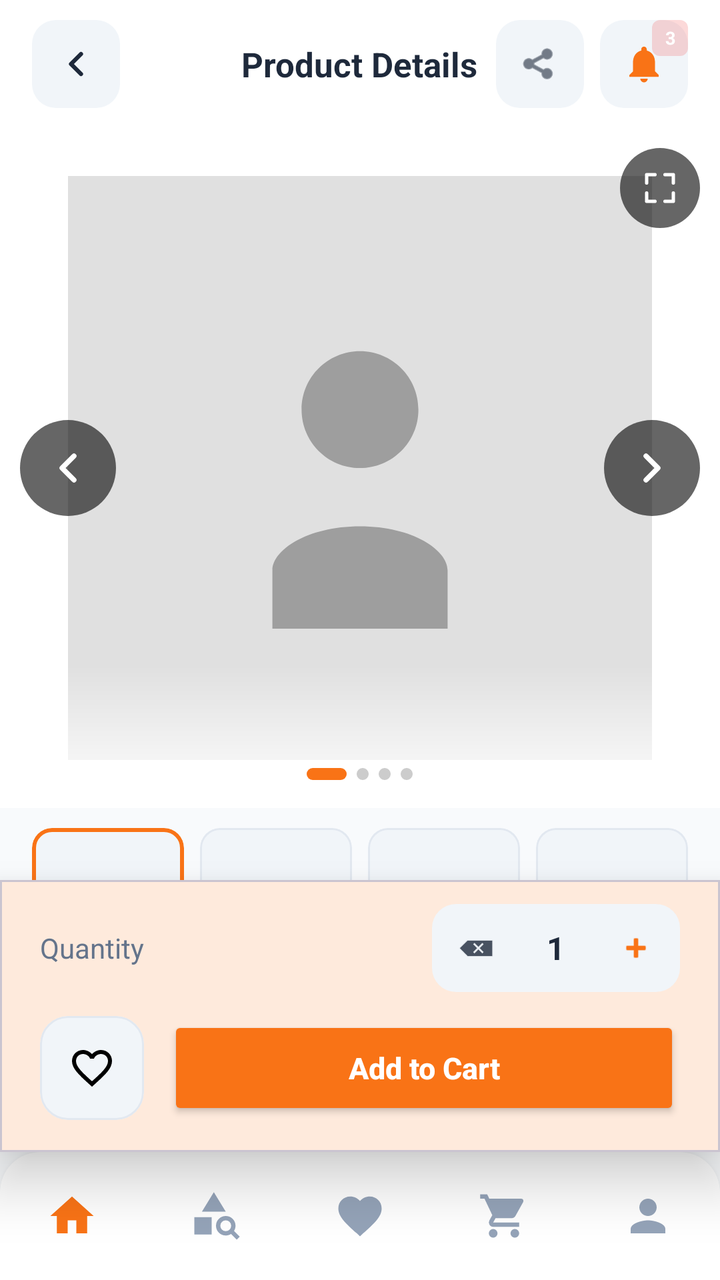
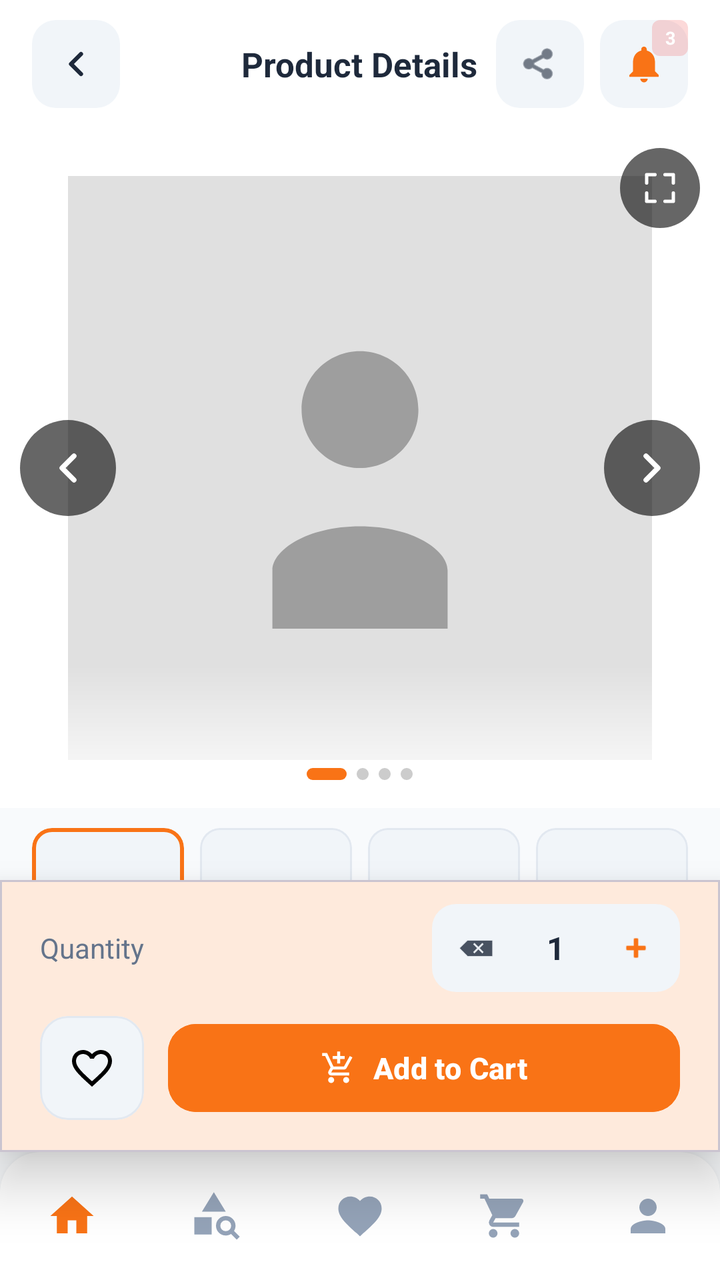

Screens rendered from an Android XML layout before and after an edit, with the pre-edit source and the edit as a unified diff.
<!-- AndroidManifest.xml: application theme Theme.BeckieDealApp -->
<!-- res/layout/activity_product_detail.xml -->
<?xml version="1.0" encoding="utf-8"?>
<androidx.constraintlayout.widget.ConstraintLayout xmlns:android="http://schemas.android.com/apk/res/android"
    xmlns:app="http://schemas.android.com/apk/res-auto"
    xmlns:tools="http://schemas.android.com/tools"
    android:layout_width="match_parent"
    android:layout_height="match_parent"
    android:background="@color/background"
    android:fitsSystemWindows="true"
    tools:context=".ProductDetailActivity">

    
    <com.google.android.material.appbar.MaterialToolbar
        android:id="@+id/topAppBar"
        android:layout_width="match_parent"
        android:layout_height="64dp"
        android:background="@color/surface"
        app:contentInsetStart="0dp"
        app:elevation="0dp"
        app:layout_constraintTop_toTopOf="parent">

        <RelativeLayout
            android:layout_width="match_parent"
            android:layout_height="match_parent"
            android:paddingHorizontal="16dp">

            <ImageView
                android:id="@+id/backButton"
                android:layout_width="44dp"
                android:layout_height="44dp"
                android:layout_alignParentStart="true"
                android:layout_centerVertical="true"
                android:background="@drawable/form_field_background"
                android:padding="12dp"
                android:src="@drawable/ic_arrow_left"
                android:contentDescription="Back"
                app:tint="@color/text_primary" />

            <TextView
                android:layout_width="wrap_content"
                android:layout_height="wrap_content"
                android:layout_centerInParent="true"
                android:text="Product Details"
                android:textColor="@color/text_primary"
                android:textSize="17sp"
                android:textStyle="bold" />

            <LinearLayout
                android:layout_width="wrap_content"
                android:layout_height="wrap_content"
                android:layout_alignParentEnd="true"
                android:layout_centerVertical="true"
                android:gravity="center_vertical"
                android:orientation="horizontal">

                <ImageView
                    android:id="@+id/shareIcon"
                    android:layout_width="44dp"
                    android:layout_height="44dp"
                    android:layout_marginEnd="8dp"
                    android:background="@drawable/form_field_background"
                    android:padding="12dp"
                    android:src="@android:drawable/ic_menu_share"
                    app:tint="@color/text_primary" />

                <RelativeLayout
                    android:id="@+id/notificationContainer"
                    android:layout_width="44dp"
                    android:layout_height="44dp"
                    android:background="@drawable/form_field_background">
                    <ImageView
                        android:id="@+id/notificationIcon"
                        android:layout_width="22dp"
                        android:layout_height="22dp"
                        android:layout_centerInParent="true"
                        android:src="@drawable/ic_notifications"
                        app:tint="@color/primary" />
                    <TextView
                        android:id="@+id/notificationBadge"
                        android:layout_width="18dp"
                        android:layout_height="18dp"
                        android:layout_alignParentEnd="true"
                        android:layout_alignParentTop="true"
                        android:background="@drawable/badge_pill"
                        android:backgroundTint="@color/red_error"
                        android:gravity="center"
                        android:text="3"
                        android:textColor="@color/white_fixed"
                        android:textSize="9sp"
                        android:textStyle="bold"
                        android:visibility="visible" />
                </RelativeLayout>
            </LinearLayout>
        </RelativeLayout>
    </com.google.android.material.appbar.MaterialToolbar>

    
    <androidx.core.widget.NestedScrollView
        android:layout_width="match_parent"
        android:layout_height="0dp"
        android:fillViewport="true"
        app:layout_constraintTop_toBottomOf="@id/topAppBar"
        app:layout_constraintBottom_toTopOf="@id/bottomActionLayout">

        <LinearLayout
            android:layout_width="match_parent"
            android:layout_height="wrap_content"
            android:orientation="vertical"
            android:paddingBottom="24dp">

            
            <FrameLayout
                android:layout_width="match_parent"
                android:layout_height="@dimen/hero_banner_height_product"
                android:background="@color/surface">

                
                <ImageView
                    android:id="@+id/detailProductImage"
                    android:layout_width="match_parent"
                    android:layout_height="match_parent"
                    android:padding="24dp"
                    android:scaleType="fitCenter"
                    android:src="@drawable/placeholder_image" />

                
                <View
                    android:layout_width="match_parent"
                    android:layout_height="72dp"
                    android:layout_gravity="bottom"
                    android:background="@drawable/hero_bottom_fade" />

                
                <ImageView
                    android:id="@+id/galleryPrev"
                    android:layout_width="48dp"
                    android:layout_height="48dp"
                    android:layout_gravity="center_vertical|start"
                    android:layout_marginStart="10dp"
                    android:background="@drawable/nav_arrow_bg"
                    android:padding="12dp"
                    android:src="@drawable/ic_arrow_left"
                    android:contentDescription="Previous image" />

                
                <ImageView
                    android:id="@+id/galleryNext"
                    android:layout_width="48dp"
                    android:layout_height="48dp"
                    android:layout_gravity="center_vertical|end"
                    android:layout_marginEnd="10dp"
                    android:background="@drawable/nav_arrow_bg"
                    android:padding="12dp"
                    android:src="@drawable/ic_arrow_right"
                    android:contentDescription="Next image" />

                
                <ImageView
                    android:id="@+id/galleryFullscreen"
                    android:layout_width="40dp"
                    android:layout_height="40dp"
                    android:layout_gravity="top|end"
                    android:layout_margin="10dp"
                    android:background="@drawable/nav_arrow_bg"
                    android:padding="10dp"
                    android:src="@drawable/ic_fullscreen"
                    android:contentDescription="View fullscreen" />

                
                <LinearLayout
                    android:id="@+id/dotIndicator"
                    android:layout_width="wrap_content"
                    android:layout_height="wrap_content"
                    android:layout_gravity="bottom|center_horizontal"
                    android:layout_marginBottom="14dp"
                    android:gravity="center_vertical"
                    android:orientation="horizontal">

                    <View android:id="@+id/dot1"
                        android:layout_width="20dp" android:layout_height="6dp"
                        android:layout_marginEnd="5dp"
                        android:background="@drawable/dot_active" />
                    <View android:id="@+id/dot2"
                        android:layout_width="6dp" android:layout_height="6dp"
                        android:layout_marginEnd="5dp"
                        android:background="@drawable/dot_inactive" />
                    <View android:id="@+id/dot3"
                        android:layout_width="6dp" android:layout_height="6dp"
                        android:layout_marginEnd="5dp"
                        android:background="@drawable/dot_inactive" />
                    <View android:id="@+id/dot4"
                        android:layout_width="6dp" android:layout_height="6dp"
                        android:background="@drawable/dot_inactive" />
                </LinearLayout>
            </FrameLayout>

            
            <LinearLayout
                android:id="@+id/thumbnailRow"
                android:layout_width="match_parent"
                android:layout_height="80dp"
                android:orientation="horizontal"
                android:paddingHorizontal="16dp"
                android:paddingTop="10dp"
                android:paddingBottom="6dp">

                <com.google.android.material.card.MaterialCardView
                    android:id="@+id/thumb1"
                    android:layout_width="0dp"
                    android:layout_height="match_parent"
                    android:layout_weight="1"
                    android:layout_marginEnd="8dp"
                    app:cardCornerRadius="10dp"
                    app:cardElevation="0dp"
                    app:strokeWidth="2dp"
                    app:strokeColor="@color/primary"
                    app:cardBackgroundColor="@color/card_bg_secondary">
                    <ImageView android:id="@+id/thumbImg1"
                        android:layout_width="match_parent" android:layout_height="match_parent"
                        android:scaleType="centerCrop" android:padding="6dp" />
                </com.google.android.material.card.MaterialCardView>

                <com.google.android.material.card.MaterialCardView
                    android:id="@+id/thumb2"
                    android:layout_width="0dp"
                    android:layout_height="match_parent"
                    android:layout_weight="1"
                    android:layout_marginEnd="8dp"
                    app:cardCornerRadius="10dp"
                    app:cardElevation="0dp"
                    app:strokeWidth="1dp"
                    app:strokeColor="@color/border_color"
                    app:cardBackgroundColor="@color/card_bg_secondary">
                    <ImageView android:id="@+id/thumbImg2"
                        android:layout_width="match_parent" android:layout_height="match_parent"
                        android:scaleType="centerCrop" android:padding="6dp" />
                </com.google.android.material.card.MaterialCardView>

                <com.google.android.material.card.MaterialCardView
                    android:id="@+id/thumb3"
                    android:layout_width="0dp"
                    android:layout_height="match_parent"
                    android:layout_weight="1"
                    android:layout_marginEnd="8dp"
                    app:cardCornerRadius="10dp"
                    app:cardElevation="0dp"
                    app:strokeWidth="1dp"
                    app:strokeColor="@color/border_color"
                    app:cardBackgroundColor="@color/card_bg_secondary">
                    <ImageView android:id="@+id/thumbImg3"
                        android:layout_width="match_parent" android:layout_height="match_parent"
                        android:scaleType="centerCrop" android:padding="6dp" />
                </com.google.android.material.card.MaterialCardView>

                <com.google.android.material.card.MaterialCardView
                    android:id="@+id/thumb4"
                    android:layout_width="0dp"
                    android:layout_height="match_parent"
                    android:layout_weight="1"
                    app:cardCornerRadius="10dp"
                    app:cardElevation="0dp"
                    app:strokeWidth="1dp"
                    app:strokeColor="@color/border_color"
                    app:cardBackgroundColor="@color/card_bg_secondary">
                    <ImageView android:id="@+id/thumbImg4"
                        android:layout_width="match_parent" android:layout_height="match_parent"
                        android:scaleType="centerCrop" android:padding="6dp" />
                </com.google.android.material.card.MaterialCardView>

            </LinearLayout>

            
            <LinearLayout
                android:layout_width="match_parent"
                android:layout_height="wrap_content"
                android:orientation="vertical"
                android:paddingHorizontal="20dp"
                android:paddingTop="16dp">

                
                <LinearLayout
                    android:layout_width="match_parent"
                    android:layout_height="wrap_content"
                    android:orientation="horizontal"
                    android:gravity="center_vertical">

                    <TextView
                        android:id="@+id/detailProductName"
                        android:layout_width="0dp"
                        android:layout_height="wrap_content"
                        android:layout_weight="1"
                        android:text="Product Name"
                        android:textColor="@color/text_primary"
                        android:textSize="22sp"
                        android:textStyle="bold" />

                    <LinearLayout
                        android:layout_width="wrap_content"
                        android:layout_height="wrap_content"
                        android:orientation="vertical"
                        android:gravity="end">

                        <TextView
                            android:id="@+id/detailProductPrice"
                            android:layout_width="wrap_content"
                            android:layout_height="wrap_content"
                            android:text="$0.00"
                            android:textColor="@color/primary"
                            android:textSize="20sp"
                            android:textStyle="bold" />

                        <TextView
                            android:id="@+id/stockLabel"
                            android:layout_width="wrap_content"
                            android:layout_height="wrap_content"
                            android:text="In Stock"
                            android:textColor="#22C55E"
                            android:textSize="11sp" />
                    </LinearLayout>
                </LinearLayout>

                
                <LinearLayout
                    android:layout_width="wrap_content"
                    android:layout_height="wrap_content"
                    android:orientation="horizontal"
                    android:gravity="center_vertical"
                    android:layout_marginTop="6dp">

                    <ImageView
                        android:layout_width="14dp"
                        android:layout_height="14dp"
                        android:src="@android:drawable/btn_star_big_on"
                        app:tint="@color/yellow_star" />

                    <TextView
                        android:id="@+id/detailProductRating"
                        android:layout_width="wrap_content"
                        android:layout_height="wrap_content"
                        android:layout_marginStart="4dp"
                        android:text="4.9"
                        android:textColor="@color/text_primary"
                        android:textSize="13sp"
                        android:textStyle="bold" />

                    <TextView
                        android:id="@+id/reviewCount"
                        android:layout_width="wrap_content"
                        android:layout_height="wrap_content"
                        android:layout_marginStart="4dp"
                        android:text="(120 reviews)"
                        android:textColor="@color/text_secondary"
                        android:textSize="12sp" />
                </LinearLayout>

                
                <TextView
                    android:id="@+id/detailProductDescription"
                    android:layout_width="match_parent"
                    android:layout_height="wrap_content"
                    android:layout_marginTop="14dp"
                    android:text=""
                    android:textColor="@color/text_secondary"
                    android:textSize="14sp"
                    android:lineSpacingExtra="4dp" />

                
                <LinearLayout
                    android:id="@+id/specTagsRow"
                    android:layout_width="match_parent"
                    android:layout_height="wrap_content"
                    android:layout_marginTop="12dp"
                    android:orientation="vertical">
                    
                </LinearLayout>

                
                <TextView
                    android:layout_width="wrap_content"
                    android:layout_height="wrap_content"
                    android:layout_marginTop="24dp"
                    android:text="Technical Specifications"
                    android:textColor="@color/text_primary"
                    android:textSize="17sp"
                    android:textStyle="bold" />

                
                <GridLayout
                    android:id="@+id/specCardsGrid"
                    android:layout_width="match_parent"
                    android:layout_height="wrap_content"
                    android:layout_marginTop="12dp"
                    android:columnCount="2"
                    android:useDefaultMargins="false" />

                
                <com.google.android.material.card.MaterialCardView
                    android:layout_width="match_parent"
                    android:layout_height="wrap_content"
                    android:layout_marginTop="16dp"
                    app:cardCornerRadius="16dp"
                    app:cardElevation="0dp"
                    app:strokeWidth="1dp"
                    app:strokeColor="@color/border_color"
                    app:cardBackgroundColor="@color/surface">

                    <LinearLayout
                        android:id="@+id/specRowsContainer"
                        android:layout_width="match_parent"
                        android:layout_height="wrap_content"
                        android:orientation="vertical"
                        android:paddingVertical="4dp" />

                </com.google.android.material.card.MaterialCardView>

            </LinearLayout>
        </LinearLayout>
    </androidx.core.widget.NestedScrollView>

    
    <com.google.android.material.card.MaterialCardView
        android:id="@+id/bottomActionLayout"
        android:layout_width="match_parent"
        android:layout_height="wrap_content"
        app:cardElevation="16dp"
        app:cardCornerRadius="0dp"
        app:cardBackgroundColor="@color/surface"
        app:layout_constraintBottom_toTopOf="@id/bottomNavGlassHost">

        <LinearLayout
            android:layout_width="match_parent"
            android:layout_height="wrap_content"
            android:orientation="vertical"
            android:paddingHorizontal="20dp"
            android:paddingTop="12dp"
            android:paddingBottom="16dp">

            
            <LinearLayout
                android:layout_width="match_parent"
                android:layout_height="wrap_content"
                android:orientation="horizontal"
                android:gravity="center_vertical"
                android:layout_marginBottom="12dp">

                <TextView
                    android:layout_width="0dp"
                    android:layout_height="wrap_content"
                    android:layout_weight="1"
                    android:text="Quantity"
                    android:textColor="@color/text_secondary"
                    android:textSize="14sp" />

                
                <LinearLayout
                    android:layout_width="wrap_content"
                    android:layout_height="44dp"
                    android:orientation="horizontal"
                    android:gravity="center_vertical"
                    android:background="@drawable/form_field_background"
                    android:paddingHorizontal="4dp">

                    <ImageView
                        android:id="@+id/quantityDecrement"
                        android:layout_width="36dp"
                        android:layout_height="36dp"
                        android:padding="9dp"
                        android:src="@android:drawable/ic_input_delete"
                        app:tint="@color/text_primary"
                        android:background="?attr/selectableItemBackgroundBorderless"
                        android:contentDescription="Decrease quantity" />

                    <TextView
                        android:id="@+id/quantityValue"
                        android:layout_width="44dp"
                        android:layout_height="wrap_content"
                        android:gravity="center"
                        android:text="1"
                        android:textColor="@color/text_primary"
                        android:textSize="16sp"
                        android:textStyle="bold" />

                    <ImageView
                        android:id="@+id/quantityIncrement"
                        android:layout_width="36dp"
                        android:layout_height="36dp"
                        android:padding="9dp"
                        android:src="@android:drawable/ic_input_add"
                        app:tint="@color/primary"
                        android:background="?attr/selectableItemBackgroundBorderless"
                        android:contentDescription="Increase quantity" />

                </LinearLayout>

            </LinearLayout>

            
            <LinearLayout
                android:layout_width="match_parent"
                android:layout_height="wrap_content"
                android:orientation="horizontal"
                android:gravity="center_vertical">

                <com.google.android.material.card.MaterialCardView
                    android:id="@+id/favoriteButton"
                    android:layout_width="52dp"
                    android:layout_height="52dp"
                    app:cardCornerRadius="14dp"
                    app:cardElevation="0dp"
                    app:cardBackgroundColor="@color/card_bg_secondary"
                    app:strokeWidth="1dp"
                    app:strokeColor="@color/border_color">
                    <ImageView
                        android:id="@+id/detailFavoriteIcon"
                        android:layout_width="24dp"
                        android:layout_height="24dp"
                        android:layout_gravity="center"
                        android:src="@drawable/ic_favorite_border" />
                </com.google.android.material.card.MaterialCardView>

                <Button
                    android:id="@+id/addToCartButton"
                    android:layout_width="0dp"
                    android:layout_height="52dp"
                    android:layout_marginStart="12dp"
                    android:layout_weight="1"
                    android:backgroundTint="@color/primary"
                    android:text="Add to Cart"
                    android:textAllCaps="false"
                    android:textColor="@color/white_fixed"
                    android:textSize="15sp"
                    android:textStyle="bold"
                    app:cornerRadius="14dp" />

            </LinearLayout>

        </LinearLayout>
    </com.google.android.material.card.MaterialCardView>

    
    <include layout="@layout/layout_bottom_nav" />

</androidx.constraintlayout.widget.ConstraintLayout>
<!-- res/layout/layout_bottom_nav.xml (included above) -->
<?xml version="1.0" encoding="utf-8"?>
<FrameLayout
    xmlns:android="http://schemas.android.com/apk/res/android"
    xmlns:app="http://schemas.android.com/apk/res-auto"
    android:id="@+id/bottomNavGlassHost"
    android:layout_width="0dp"
    android:layout_height="wrap_content"
    android:layout_marginStart="@dimen/bottom_nav_side_margin"
    android:layout_marginEnd="@dimen/bottom_nav_side_margin"
    android:layout_marginBottom="@dimen/bottom_nav_bottom_margin"
    android:background="@drawable/bottom_nav_glass_bg"
    android:clipToOutline="true"
    android:elevation="4dp"
    app:layout_constraintBottom_toBottomOf="parent"
    app:layout_constraintStart_toStartOf="parent"
    app:layout_constraintEnd_toEndOf="parent">

    <com.google.android.material.bottomnavigation.BottomNavigationView
        android:id="@+id/bottomNavigation"
        android:layout_width="match_parent"
        android:layout_height="64dp"
        android:background="@android:color/transparent"
        app:backgroundTint="@android:color/transparent"
        app:elevation="0dp"
        app:labelVisibilityMode="unlabeled"
        app:itemIconSize="26dp"
        app:itemRippleColor="@color/nav_indicator_fill"
        app:itemActiveIndicatorStyle="@style/Widget.App.BottomNav.ActiveIndicator"
        app:itemTextColor="@color/bottom_nav_color"
        app:itemIconTint="@color/bottom_nav_color"
        app:menu="@menu/bottom_nav_menu" />

</FrameLayout>
<!-- resources referenced by this layout -->
<resources>
  <color name="background">#F8FAFC</color>
  <color name="border_color">#E2E8F0</color>
  <color name="card_bg_secondary">#F1F5F9</color>
  <color name="nav_indicator_fill">#FFF1EB</color>
  <color name="primary">#F97316</color>
  <color name="red_error">#EF4444</color>
  <color name="surface">#FFFFFF</color>
  <color name="text_primary">#1E293B</color>
  <color name="text_secondary">#64748B</color>
  <color name="white_fixed">#FFFFFF</color>
  <color name="yellow_star">#FFC107</color>
  <dimen name="bottom_nav_bottom_margin">0dp</dimen>
  <dimen name="bottom_nav_side_margin">0dp</dimen>
  <dimen name="hero_banner_height_product">340dp</dimen>
  <!-- drawable badge_pill (drawable) -->
  <?xml version="1.0" encoding="utf-8"?>
  <shape xmlns:android="http://schemas.android.com/apk/res/android">
      <solid android:color="#33FFFFFF" />
      <corners android:radius="4dp" />
  </shape>
  <!-- drawable dot_active (drawable) -->
  <?xml version="1.0" encoding="utf-8"?>
  <shape xmlns:android="http://schemas.android.com/apk/res/android"
      android:shape="rectangle">
      <corners android:radius="3dp" />
      <solid android:color="#F97316" />
  </shape>
  <!-- drawable dot_inactive (drawable) -->
  <?xml version="1.0" encoding="utf-8"?>
  <shape xmlns:android="http://schemas.android.com/apk/res/android"
      android:shape="rectangle">
      <corners android:radius="3dp" />
      <solid android:color="#CCCCCC" />
  </shape>
  <!-- drawable form_field_background (drawable) -->
  <?xml version="1.0" encoding="utf-8"?>
  <shape xmlns:android="http://schemas.android.com/apk/res/android">
      <solid android:color="@color/input_background" />
      <corners android:radius="12dp" />
  </shape>
  <!-- drawable hero_bottom_fade (drawable) -->
  <?xml version="1.0" encoding="utf-8"?>
  <shape xmlns:android="http://schemas.android.com/apk/res/android">
      <gradient
          android:startColor="#00FFFFFF"
          android:endColor="#FFFFFFFF"
          android:angle="270" />
  </shape>
  <!-- drawable nav_arrow_bg (drawable) -->
  <?xml version="1.0" encoding="utf-8"?>
  <shape xmlns:android="http://schemas.android.com/apk/res/android"
      android:shape="oval">
      <solid android:color="#99000000" />
  </shape>
  <style name="Widget.App.BottomNav.ActiveIndicator" parent="Widget.Material3.BottomNavigationView.ActiveIndicator">
          <item name="android:color">@color/nav_indicator_fill</item>
          <item name="android:width">52dp</item>
          <item name="android:height">40dp</item>
          <item name="shapeAppearance">@style/ShapeAppearance.App.BottomNav.ActiveIndicator</item>
      </style>
  <style name="Theme.BeckieDealApp" parent="Base.Theme.BeckieDealApp" />
  <color name="nav_surface">#FFFFFF</color>
  <color name="input_background">#F1F5F9</color>
  <style name="ShapeAppearance.App.BottomNav.ActiveIndicator" parent="">
          <item name="cornerFamily">rounded</item>
          <item name="cornerSize">50%</item>
      </style>
  <color name="on_primary">#FFFFFF</color>
  <color name="primary_container">#F97316</color>
  <color name="on_primary_container">#582200</color>
  <color name="on_surface">#251913</color>
  <!-- unchanged entries left out for length: 9 -->
</resources>

<!-- the commit's change to res/layout/activity_product_detail.xml (unified diff, before → after) -->
@@ -517,7 +517,7 @@
                         android:src="@drawable/ic_favorite_border" />
                 </com.google.android.material.card.MaterialCardView>
 
-                <Button
+                <com.google.android.material.button.MaterialButton
                     android:id="@+id/addToCartButton"
                     android:layout_width="0dp"
                     android:layout_height="52dp"
@@ -529,6 +529,10 @@
                     android:textColor="@color/white_fixed"
                     android:textSize="15sp"
                     android:textStyle="bold"
+                    app:icon="@drawable/add_shopping_cart_24"
+                    app:iconTint="@color/white_fixed"
+                    app:iconGravity="textStart"
+                    app:iconPadding="8dp"
                     app:cornerRadius="14dp" />
 
             </LinearLayout>
<!-- resource entries referenced after the edit -->
@@ -14,6 +14,16 @@
   <dimen name="bottom_nav_bottom_margin">0dp</dimen>
   <dimen name="bottom_nav_side_margin">0dp</dimen>
   <dimen name="hero_banner_height_product">340dp</dimen>
+  <!-- drawable add_shopping_cart_24 (drawable) -->
+  <vector xmlns:android="http://schemas.android.com/apk/res/android"
+      android:width="24dp"
+      android:height="24dp"
+      android:viewportWidth="24"
+      android:viewportHeight="24">
+      <path
+          android:fillColor="@android:color/white"
+          android:pathData="M11,9V6H8V4h3V1h2v3h3v2h-3v3h-2ZM7,22q-0.825,0 -1.413,-0.588T5,20q0,-0.825 0.588,-1.413T7,18q0.825,0 1.413,0.588T9,20q0,0.825 -0.588,1.413T7,22ZM17,22q-0.825,0 -1.413,-0.588T15,20q0,-0.825 0.588,-1.413T17,18q0.825,0 1.413,0.588T19,20q0,0.825 -0.588,1.413T17,22ZM7,17q-1.125,0 -1.725,-0.988T5.25,14.05L6.6,11.6L3,4H1V2h3.275l4.25,9h7.025l3.875,-7l1.75,0.95l-3.875,7q-0.275,0.5 -0.725,0.775T15.55,13H8.1L7,15h12v2H7Z" />
+  </vector>
   <!-- drawable badge_pill (drawable) -->
   <?xml version="1.0" encoding="utf-8"?>
   <shape xmlns:android="http://schemas.android.com/apk/res/android">
